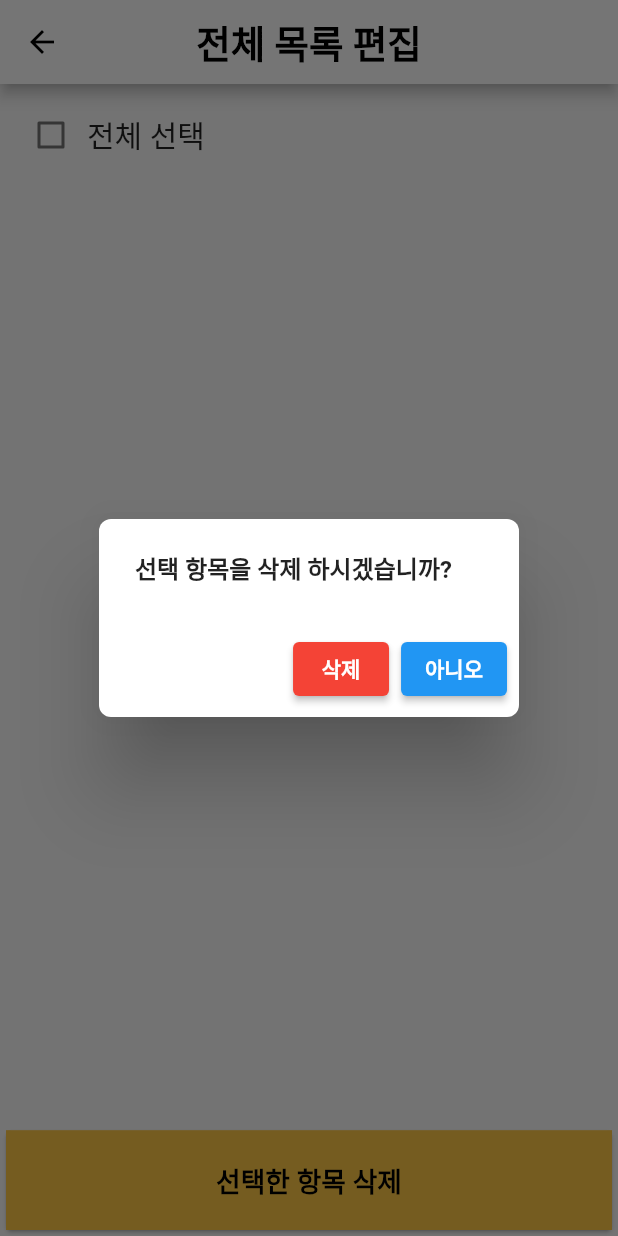
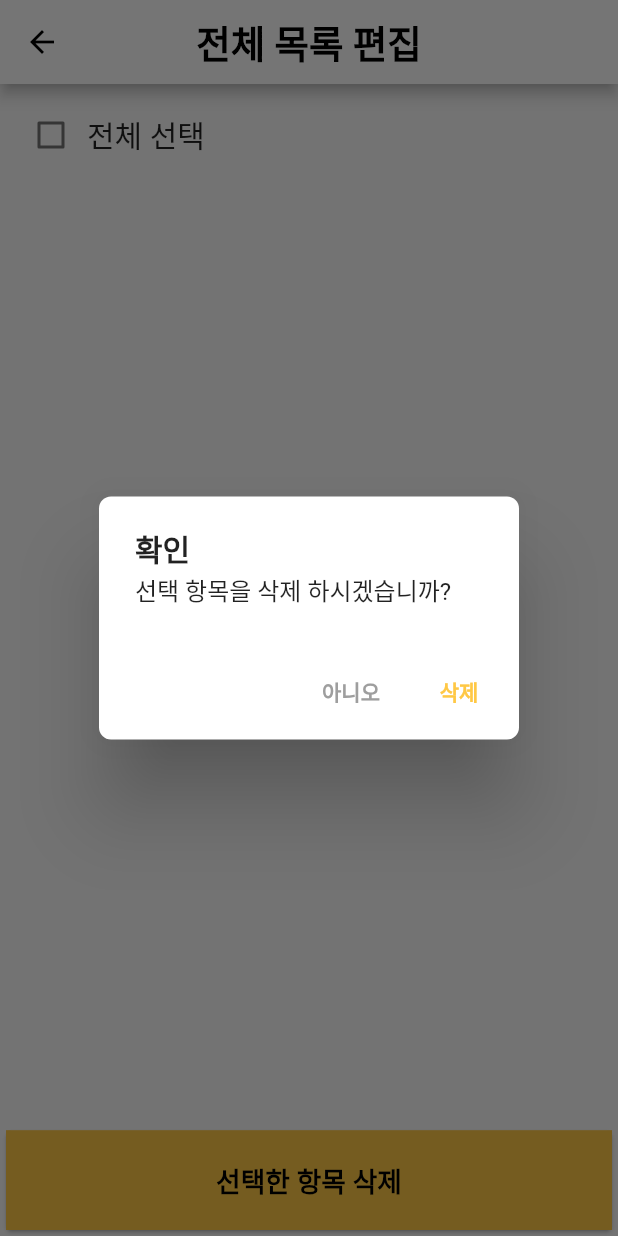
Before and after one commit to awdasczv/newitem_alarm, a Flutter app: the EditComment screen opened directly with empty values, after a tap on "선택한 항목 삭제", on a phone screen of 412 x 824 dp. Run offline on Flutter 3.47's test engine with Material 2 defaults, Android fonts, the light colour scheme and no system bars; our stand-ins replace animated_splash_screen, carousel_slider, cloud_firestore, firebase_auth, firebase_core, firebase_database and 10 more; missing offline and left inert: flutter_facebook_auth, vertical_barchart; accounts and stored records are empty; network calls fail; statements that could not run were skipped.

Commit message:
2022-05-21-dy

```diff
--- a/lib/ProfilePages/EditComment.dart
+++ b/lib/ProfilePages/EditComment.dart
@@ -45,6 +45,7 @@
                 mainAxisAlignment: MainAxisAlignment.start,
                 children: [
                   Checkbox(
+                    activeColor: Color(0xffFFC845),
                     value: commentAllCheck,
                     onChanged: (value) {
                       setState(() {
@@ -97,6 +98,7 @@
         final item = widget.comment[index];
         return Card(
           child: CheckboxListTile(
+            activeColor: Color(0xffFFC845),
             title: Text(item),
             controlAffinity: ListTileControlAffinity.leading,
             value: _commentCheckBox[index],
@@ -136,48 +138,44 @@
               content: SingleChildScrollView(
                 child: ListBody(children: [
                   Text(
+                      "확인",
+                      style: TextStyle(fontWeight: FontWeight.bold, fontSize: 20)
+                  ),
+                  Text(
                     "선택 항목을 삭제 하시겠습니까?",
-                    style: TextStyle(fontWeight: FontWeight.bold),
+                    //style: TextStyle(fontWeight: FontWeight.bold),
                   ),
                 ]),
               ),
               actions: <Widget>[
-                ElevatedButton(
-                  style: ElevatedButton.styleFrom(
-                    primary: Colors.red,
-                    onPrimary: Colors.white,
-                  ),
-                  child: Text(
-                    "삭제",
-                    style: TextStyle(fontWeight: FontWeight.bold),
-                  ),
-                  onPressed: () {
-                    Navigator.pop(context, 1);
-                  },
-
-                  /*onPressed:() async {
-                    //widget.comment.removeAt(index);
-                    var a = await Navigator.pop(context, _commentCheckBox);
-                    if(a=yes) {
-                      widget.comment.removeAt(index);
-                      Navigator.pop(context, _commentCheckBox);
-                    }
-                  },*/
-                ),
-                ElevatedButton(
-                  style: ElevatedButton.styleFrom(
-                    primary: Colors.blue,
-                    onPrimary: Colors.white,
-                  ),
+                TextButton(
+                  /*style: ElevatedButton.styleFrom(
+                    primary: Colors.white,
+                    onPrimary: Colors.grey,
+                  ),*/
                   child: Text(
                     "아니오",
-                    style: TextStyle(fontWeight: FontWeight.bold),
+                    style: TextStyle(fontWeight: FontWeight.bold, color: Colors.grey),
                   ),
                   onPressed: () {
                     //widget.comment.removeAt(index)
                     Navigator.pop(context, 2);
                   },
-                )
+                ),
+                TextButton(
+                  /*style: ElevatedButton.styleFrom(
+                    primary: Colors.white,
+                    onPrimary: Color(0xffFFC845),
+                  ),*/
+                  child: Text(
+                    "삭제",
+                    style: TextStyle(fontWeight: FontWeight.bold, color: Color(0xffFFC845)),
+                  ),
+                  onPressed: () {
+                    //widget.comment.removeAt(index);
+                    Navigator.pop(context, 1);
+                  },
+                ),
               ]);
         });
     if (a == 1) {
```
